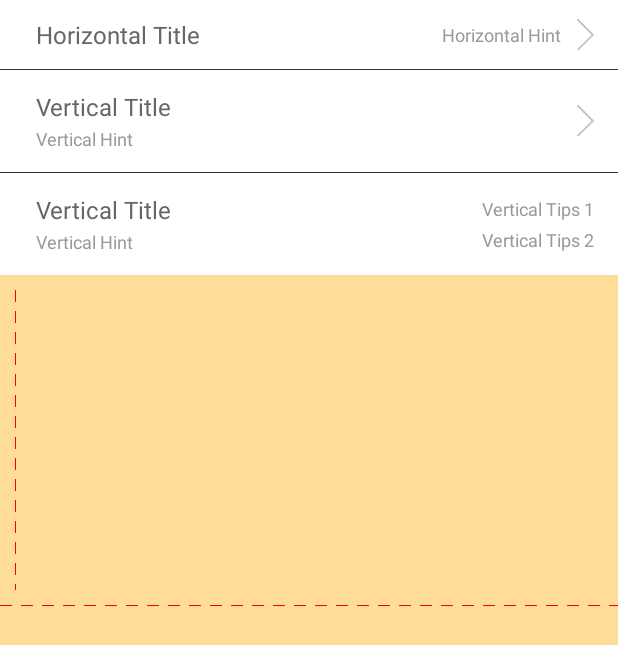
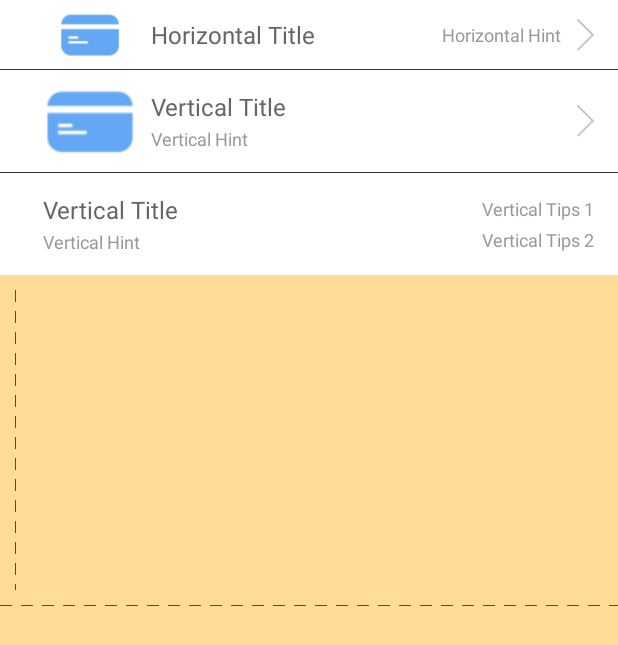
Before and after one commit to crabfang/CommonRowView, an Android app: the screen it shows after launch (MainActivity), on a phone screen of 412 x 824 dp. Shown: the top 645 px of the screen. Run offline under Robolectric (Android 15) with nearby library versions, the phone set to English and light mode, and no system bars.

Commit message:
[MDF]修复icon不显示的bug

```diff
--- a/gradle.properties
+++ b/gradle.properties
@@ -17,7 +17,7 @@
 # http://www.gradle.org/docs/current/userguide/multi_project_builds.html#sec:decoupled_projects
 # org.gradle.parallel=true
 PROJ_GROUP=com.cabe.lib.ui
-PROJ_VERSION=1.2.1
+PROJ_VERSION=1.2.2
 PROJ_ARTIFACT=RowView
 PROJ_NAME=RowView-Common
 
--- a/library/src/main/java/com/cabe/lib/ui/rowview/AbstractRowView.java
+++ b/library/src/main/java/com/cabe/lib/ui/rowview/AbstractRowView.java
@@ -148,12 +148,13 @@ public abstract class AbstractRowView extends RelativeLayout {
         if(rvIcon == null) return;
 
         rvIcon.setImageBitmap(bmp);
+        rvIcon.setVisibility(bmp == null ? View.GONE : View.VISIBLE);
     }
 
     public void setHint(int hintRes) {
         if(rvHint == null) return;
 
-        rvIcon.setVisibility(hintRes <= 0 ? View.GONE : View.VISIBLE);
+        rvHint.setVisibility(hintRes <= 0 ? View.GONE : View.VISIBLE);
         if(hintRes > 0) {
             rvHint.setText(hintRes);
         }
```
Also changed, not shown: 1 other file.
